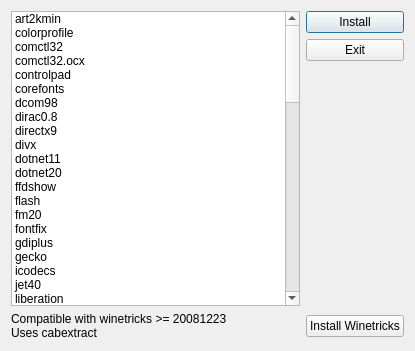
The window that src/temporary/winetricks.ui (brezerk/q4wine) describes before a commit, drawn with Qt 5.
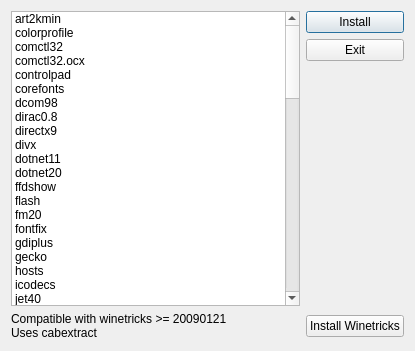
The same window after the commit.

Commit message: Russian translation update and Winetricks update

What changed in the file:
```diff
--- a/src/temporary/winetricks.ui
+++ b/src/temporary/winetricks.ui
@@ -106,257 +106,277 @@
       </property>
      </item>
      <item>
-      <property name="text" >
+      <property name="text">
+       <string>hosts</string>
+      </property>
+     </item>
+     <item>
+      <property name="text">
        <string>icodecs</string>
       </property>
      </item>
      <item>
-      <property name="text" >
+      <property name="text">
        <string>jet40</string>
       </property>
      </item>
      <item>
-      <property name="text" >
+      <property name="text">
        <string>liberation</string>
       </property>
      </item>
      <item>
-      <property name="text" >
+      <property name="text">
        <string>mdac25</string>
       </property>
      </item>
      <item>
-      <property name="text" >
+      <property name="text">
        <string>mdac27</string>
       </property>
      </item>
      <item>
-      <property name="text" >
+      <property name="text">
        <string>mdac28</string>
       </property>
      </item>
      <item>
-      <property name="text" >
+      <property name="text">
        <string>mfc40</string>
       </property>
      </item>
      <item>
-      <property name="text" >
+      <property name="text">
        <string>mfc42</string>
       </property>
      </item>
      <item>
-      <property name="text" >
+      <property name="text">
        <string>mono20</string>
       </property>
      </item>
      <item>
-      <property name="text" >
+      <property name="text">
+       <string>mono22</string>
+      </property>
+     </item>
+     <item>
+      <property name="text">
        <string>msi2</string>
       </property>
      </item>
      <item>
-      <property name="text" >
+      <property name="text">
        <string>mshfixgd</string>
       </property>
      </item>
      <item>
-      <property name="text" >
+      <property name="text">
        <string>msls31</string>
       </property>
      </item>
      <item>
-      <property name="text" >
+      <property name="text">
        <string>msmask</string>
       </property>
      </item>
      <item>
-      <property name="text" >
+      <property name="text">
        <string>msscript</string>
       </property>
      </item>
      <item>
-      <property name="text" >
+      <property name="text">
        <string>msxml3</string>
       </property>
      </item>
      <item>
-      <property name="text" >
+      <property name="text">
        <string>msxml4</string>
       </property>
      </item>
      <item>
-      <property name="text" >
-       <string>msxmk6</string>
+      <property name="text">
+       <string>msxml6</string>
       </property>
      </item>
      <item>
-      <property name="text" >
+      <property name="text">
        <string>ogg</string>
       </property>
      </item>
      <item>
-      <property name="text" >
+      <property name="text">
        <string>ole2</string>
       </property>
      </item>
      <item>
-      <property name="text" >
+      <property name="text">
        <string>pdh</string>
       </property>
      </item>
      <item>
-      <property name="text" >
+      <property name="text">
        <string>quicktime72</string>
       </property>
      </item>
      <item>
-      <property name="text" >
+      <property name="text">
        <string>riched20</string>
       </property>
      </item>
      <item>
-      <property name="text" >
+      <property name="text">
        <string>riched30</string>
       </property>
      </item>
      <item>
-      <property name="text" >
+      <property name="text">
        <string>tahoma</string>
       </property>
      </item>
      <item>
-      <property name="text" >
+      <property name="text">
        <string>urlmon</string>
       </property>
      </item>
      <item>
-      <property name="text" >
+      <property name="text">
        <string>vb3run</string>
       </property>
      </item>
      <item>
-      <property name="text" >
+      <property name="text">
        <string>vb4run</string>
       </property>
      </item>
      <item>
-      <property name="text" >
+      <property name="text">
        <string>vb5run</string>
       </property>
      </item>
      <item>
-      <property name="text" >
+      <property name="text">
        <string>vb6run</string>
       </property>
      </item>
      <item>
-      <property name="text" >
+      <property name="text">
        <string>vcrun6</string>
       </property>
      </item>
      <item>
-      <property name="text" >
+      <property name="text">
        <string>vcrun2003</string>
       </property>
      </item>
      <item>
-      <property name="text" >
+      <property name="text">
        <string>vcrun2005</string>
       </property>
      </item>
      <item>
-      <property name="text" >
+      <property name="text">
        <string>vcrun2005sp1</string>
       </property>
      </item>
      <item>
-      <property name="text" >
+      <property name="text">
        <string>vcrun2008</string>
       </property>
      </item>
      <item>
-      <property name="text" >
+      <property name="text">
+       <string>vjrun20</string>
+      </property>
+     </item>
+     <item>
+      <property name="text">
        <string>wininet</string>
       </property>
      </item>
      <item>
-      <property name="text" >
+      <property name="text">
        <string>wmp9</string>
       </property>
      </item>
      <item>
-      <property name="text" >
+      <property name="text">
        <string>wmp10</string>
       </property>
      </item>
      <item>
-      <property name="text" >
+      <property name="text">
        <string>wsh56</string>
       </property>
      </item>
      <item>
-      <property name="text" >
+      <property name="text">
        <string>wsh56js</string>
       </property>
      </item>
      <item>
-      <property name="text" >
+      <property name="text">
        <string>wsh56vb</string>
       </property>
      </item>
      <item>
-      <property name="text" >
+      <property name="text">
        <string>xvid</string>
       </property>
      </item>
      <item>
-      <property name="text" >
+      <property name="text">
+       <string>autohotkey</string>
+      </property>
+     </item>
+     <item>
+      <property name="text">
        <string>firefox3</string>
       </property>
      </item>
      <item>
-      <property name="text" >
+      <property name="text">
        <string>ie6</string>
       </property>
      </item>
      <item>
-      <property name="text" >
+      <property name="text">
        <string>kde</string>
       </property>
      </item>
      <item>
-      <property name="text" >
+      <property name="text">
        <string>mpc</string>
       </property>
      </item>
      <item>
-      <property name="text" >
+      <property name="text">
        <string>vlc</string>
       </property>
      </item>
      <item>
-      <property name="text" >
+      <property name="text">
        <string>allfonts</string>
       </property>
      </item>
      <item>
-      <property name="text" >
+      <property name="text">
        <string>allcodecs</string>
       </property>
      </item>
      <item>
-      <property name="text" >
+      <property name="text">
        <string>fakeie6</string>
       </property>
      </item>
      <item>
-      <property name="text" >
+      <property name="text">
        <string>native_mdac</string>
       </property>
      </item>
      <item>
-      <property name="text" >
+      <property name="text">
        <string>native_oleaut32</string>
       </property>
      </item>
@@ -389,10 +409,10 @@
      </property>
     </spacer>
    </item>
-   <item row="3" column="0" >
-    <widget class="QLabel" name="label" >
-     <property name="text" >
-      <string>Compatible with winetricks >= 20081223
+   <item row="3" column="0">
+    <widget class="QLabel" name="label">
+     <property name="text">
+      <string>Compatible with winetricks &gt;= 20090121
 Uses cabextract</string>
      </property>
     </widget>
```
Left out of the diff: 77 changed lines with no effect on the pictures. The commit also changes 4 other files.
